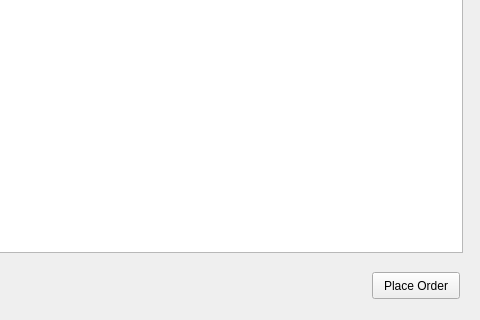
This is client/Shopping/shoppingcartview.ui in RemyGratwohl/cuTPS_D4_teaQup as Qt 5 draws it before an edit; both pictures show x 108 to 588 and y 88 to 408 of the 588 by 408 pixel window. The edited form follows.
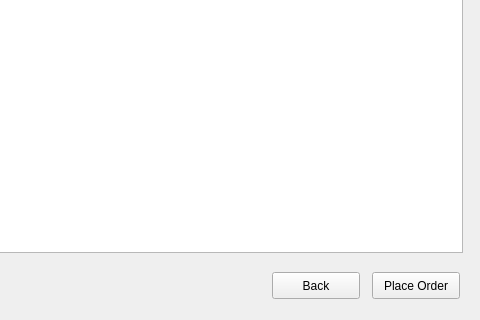
This is the edited form.

Commit message: Added back button functionality to the shopping cart

```diff
--- a/client/Shopping/shoppingcartview.ui
+++ b/client/Shopping/shoppingcartview.ui
@@ -58,6 +58,19 @@
     </rect>
    </property>
   </widget>
+  <widget class="QPushButton" name="backButton">
+   <property name="geometry">
+    <rect>
+     <x>380</x>
+     <y>360</y>
+     <width>88</width>
+     <height>27</height>
+    </rect>
+   </property>
+   <property name="text">
+    <string>Back</string>
+   </property>
+  </widget>
  </widget>
  <resources/>
  <connections/>
```
Left out of the diff: 2 changed lines with no effect on the pictures. The commit also changes 6 other files.
